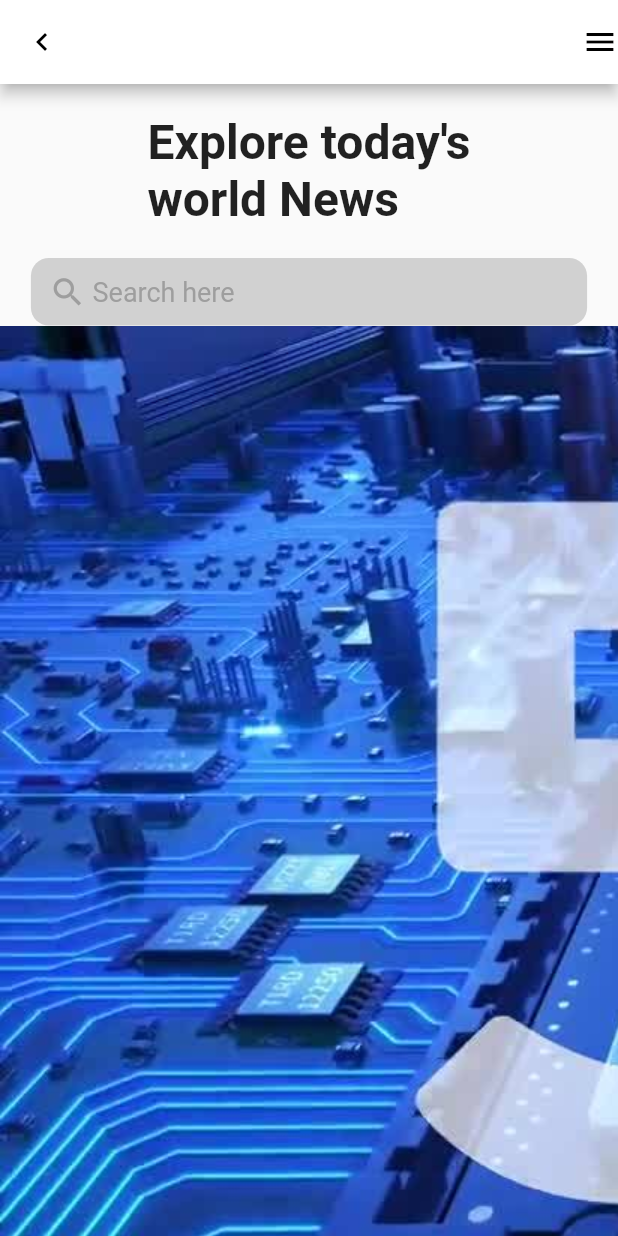
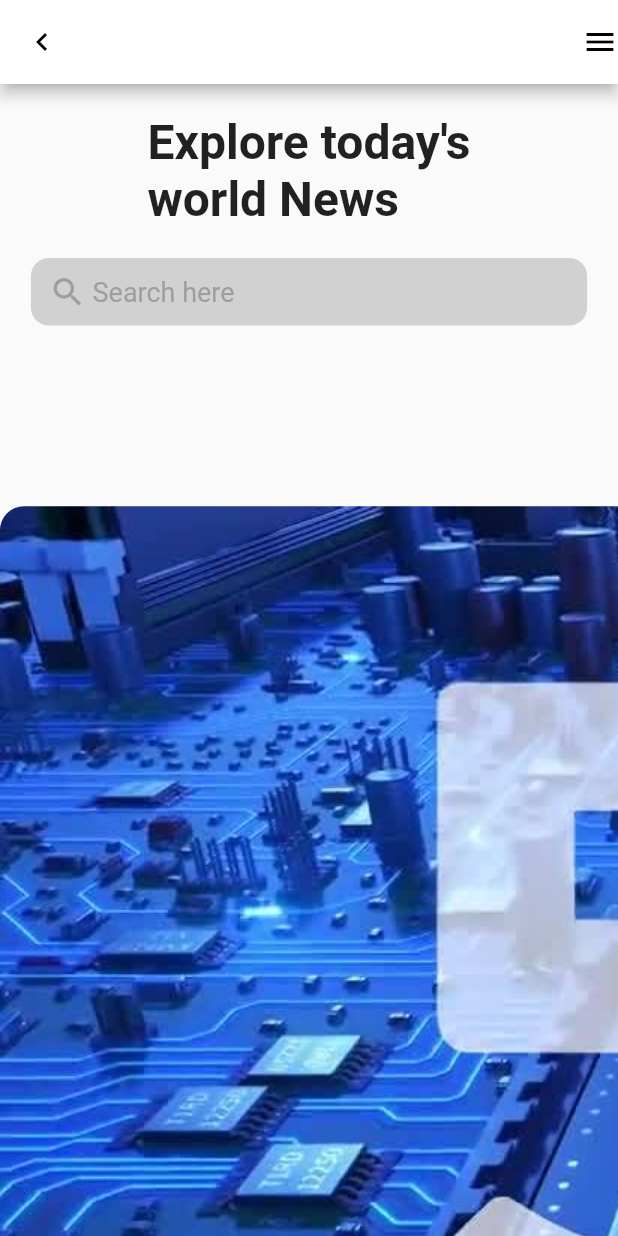
Before and after one commit to Fredd08/GIT-News-App, a Flutter app: the HomePage screen opened directly, on a phone screen of 412 x 824 dp. Run offline on Flutter 3.47's test engine with Material 2 defaults, Android fonts, the phone set to English and light mode, and no system bars.

Commit message:
update homepage

```diff
--- a/lib/HomePage/homepage.dart
+++ b/lib/HomePage/homepage.dart
@@ -1,4 +1,5 @@
 import 'package:flutter/material.dart';
+import 'package:newsapp/specs/pictures.dart';
 class HomePage extends StatefulWidget {
   const HomePage({super.key});
 
@@ -51,7 +52,11 @@
             scrollDirection: Axis.horizontal,
             child: Row(
               children: [
-                Image.asset("assets/1.jpg")
+                for(int i=0;i<picture.length;i++)
+                ClipRRect(
+                  borderRadius: BorderRadius.circular(16),
+                  child: Image.asset("${picture.elementAt(i)["1"]}"),
+                )
               ],
             ),
           )
--- /dev/null
+++ b/lib/specs/pictures.dart
@@ -0,0 +1,6 @@
+List<Map<String,dynamic>> picture=[
+  {"1":"assets/1.jpg"},
+  {"1":"assets/2.jpg"},
+  {"1":"assets/3.jpg"},
+  {"1":"assets/4.jpg"},
+];
```
Also changed, not shown: assets/1a.png (added), assets/2a.png (added), assets/3a.png (added), assets/4a.png (added).
